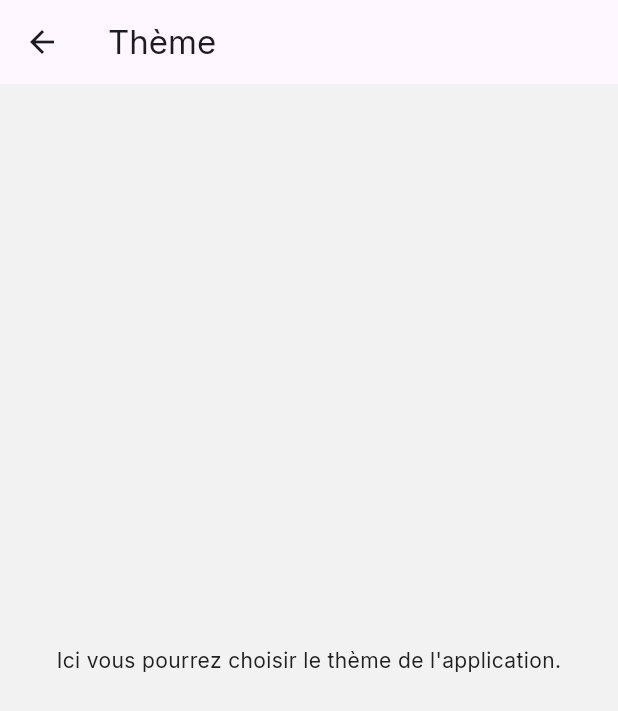
After one commit to newton2k06/Maestria, a Flutter app: the ThemeScreen screen opened directly, on a phone screen of 412 x 824 dp. The commit adds this screen. Shown: the top 711 px of the screen. Run offline on Flutter 3.47's test engine with Material 3 defaults, Android fonts, the phone set to English and light mode, and no system bars; our stand-ins replace google_fonts.

Commit message:
prmiere version mise en place du bon read me

```diff
--- /dev/null
+++ b/lib/screens/theme_screen.dart
@@ -0,0 +1,20 @@
+import 'package:flutter/material.dart';
+
+class ThemeScreen extends StatelessWidget {
+  const ThemeScreen({super.key});
+
+  @override
+  Widget build(BuildContext context) {
+    return Scaffold(
+      appBar: AppBar(
+        title: const Text("Thème"),
+      ),
+      body: const Center(
+        child: Text(
+          "Ici vous pourrez choisir le thème de l'application.",
+          textAlign: TextAlign.center,
+        ),
+      ),
+    );
+  }
+}
```
Also changed, not shown: lib/screens/home_screen.dart (+20 -2 lines), lib/screens/settings_screen.dart (added, +20 -0 lines), lib/screens/stats_screen.dart (added, +20 -0 lines), 1 other file.
